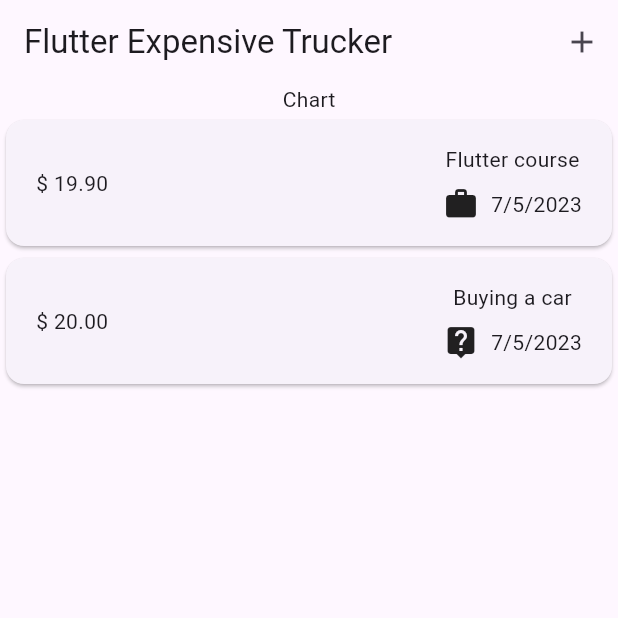
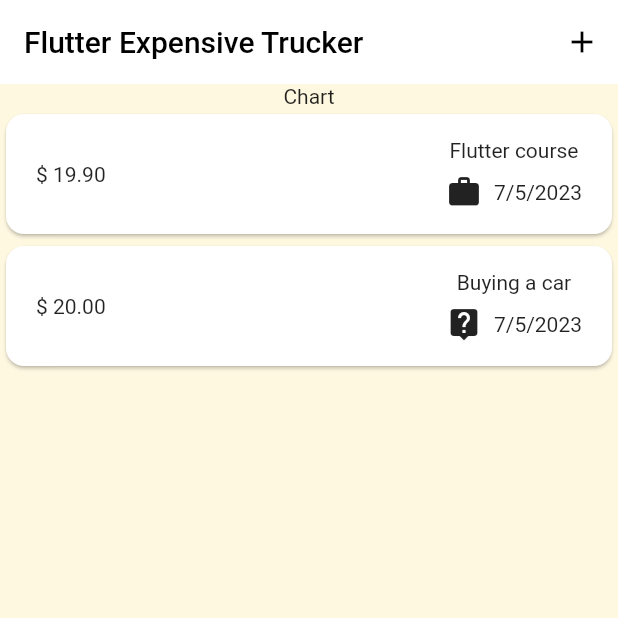
Before and after one commit to Jean-Lionel/expense_trucker, a Flutter app: the screen it shows after launch, on a phone screen of 412 x 824 dp, the top half of it. Run offline on Flutter 3.47's test engine with Material 2 defaults, Android fonts, the phone set to English and light mode, and no system bars.

Commit message:
expensive list

```diff
--- a/lib/main.dart
+++ b/lib/main.dart
@@ -11,7 +11,10 @@ class MyApp extends StatelessWidget {
   @override
   Widget build(BuildContext context) {
     return MaterialApp(
-      theme: ThemeData(useMaterial3: true),
+      theme: ThemeData().copyWith(
+        useMaterial3: true,
+        scaffoldBackgroundColor: Colors.amber[50],
+      ),
       home: Expenses(),
     );
   }
--- a/lib/widget/expenses_list.dart
+++ b/lib/widget/expenses_list.dart
@@ -3,15 +3,35 @@ import 'package:expense_trucker/widget/expense_item.dart';
 import 'package:flutter/material.dart';
 
 class ExpenseList extends StatelessWidget {
-  const ExpenseList({super.key, required this.expenses});
+  const ExpenseList({
+    super.key,
+    required this.expenses,
+    required this.removeExpensive,
+  });
 
   final List<Expense> expenses;
+  final Function(Expense expense) removeExpensive;
 
   @override
   Widget build(BuildContext context) {
-    return ListView.builder(
-      itemCount: expenses.length,
-      itemBuilder: (ctx, index) => ExpenseItem(expenses[index]),
+    Widget mainContent = const Center(
+      child: Text("No Expensive Available"),
     );
+
+    if (expenses.isNotEmpty) {
+      mainContent = ListView.builder(
+        itemCount: expenses.length,
+        itemBuilder: (ctx, index) => Dismissible(
+            key: ValueKey(expenses[index]),
+            onDismissed: (direction) {
+              removeExpensive(expenses[index]);
+            },
+            child: ExpenseItem(
+              expenses[index],
+            )),
+      );
+    }
+
+    return mainContent;
   }
 }
```
Also changed, not shown: lib/widget/expenses.dart (+21 -1 lines).
